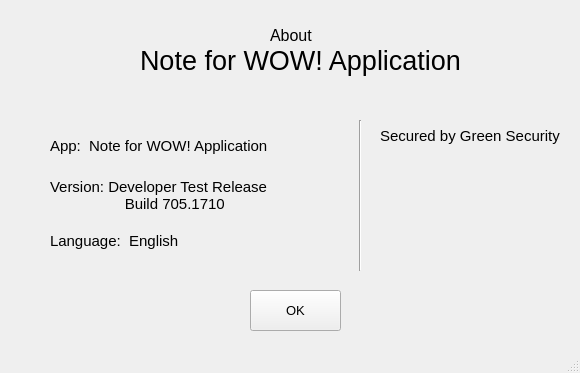
Old version of the form PTI/SPCK/GUI/about.ui in the repository GreenSystemDuy08/TL-C4K-PTI01.
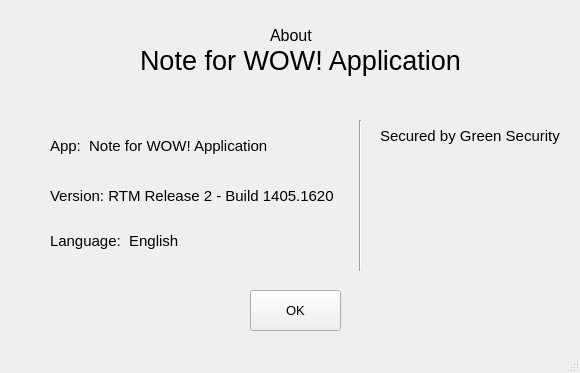
New version of the form. Icons and pictures are not drawn.

The edit to the form file:
```diff
--- a/PTI/SPCK/GUI/about.ui
+++ b/PTI/SPCK/GUI/about.ui
@@ -18,6 +18,21 @@
   <property name="windowTitle">
    <string>About this App</string>
   </property>
+  <property name="toolButtonStyle">
+   <enum>Qt::ToolButtonIconOnly</enum>
+  </property>
+  <property name="documentMode">
+   <bool>true</bool>
+  </property>
+  <property name="tabShape">
+   <enum>QTabWidget::Rounded</enum>
+  </property>
+  <property name="dockNestingEnabled">
+   <bool>false</bool>
+  </property>
+  <property name="unifiedTitleAndToolBarOnMac">
+   <bool>true</bool>
+  </property>
   <widget class="QWidget" name="centralwidget">
    <widget class="QLabel" name="label">
     <property name="geometry">
@@ -88,8 +103,7 @@
      </font>
     </property>
     <property name="text">
-     <string>Version: Developer Test Release
-                  Build 705.1710</string>
+     <string>Version: RTM Release 2 - Build 1405.1620</string>
     </property>
    </widget>
    <widget class="QLabel" name="label_7">
```
Left out of the diff: 3 changed lines with no effect on the pictures.
